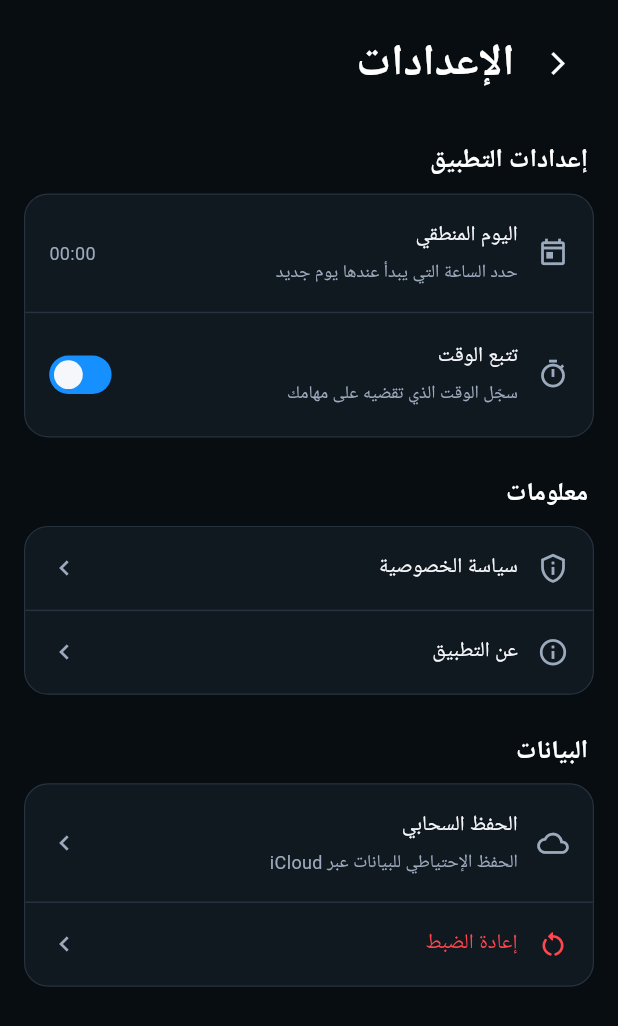
After one commit to ashrfras/najeez, a Flutter app: the screen it shows after launch, after a tap on the "settings" icon, on a phone screen of 412 x 824 dp. The commit adds this screen. Shown: the top 1026 px of the screen. Run offline on Flutter 3.47's test engine with Material 3 defaults, Android fonts, the phone set to English and light mode, and no system bars; our stand-ins replace package_info_plus, sqflite, sqflite_common_ffi_web; accounts and stored records are empty; Roboto replaces fonts that are missing (Plex Arabic).

Commit message:
Add smooth status bar fade to home, settings, and statistics screens

```diff
--- /dev/null
+++ b/lib/core/status_bar_fade.dart
@@ -0,0 +1,48 @@
+import 'package:flutter/material.dart';
+
+/// Lets a scroll view paint behind the status bar while fading into its backdrop.
+/// The child must include the top safe inset in its scrollable content padding.
+class StatusBarFade extends StatelessWidget {
+  const StatusBarFade({super.key, required this.child});
+
+  final Widget child;
+
+  @override
+  Widget build(BuildContext context) {
+    final topInset = MediaQuery.paddingOf(context).top;
+    final background = Theme.of(context).scaffoldBackgroundColor;
+    return SafeArea(
+      top: false,
+      bottom: false,
+      child: Stack(
+        fit: StackFit.expand,
+        children: [
+          child,
+          if (topInset > 0)
+            Positioned(
+              top: 0,
+              left: 0,
+              right: 0,
+              height: topInset,
+              child: IgnorePointer(
+                child: DecoratedBox(
+                  decoration: BoxDecoration(
+                    gradient: LinearGradient(
+                      begin: Alignment.topCenter,
+                      end: Alignment.bottomCenter,
+                      colors: [
+                        background,
+                        background,
+                        background.withValues(alpha: 0),
+                      ],
+                      stops: const [0, .35, 1],
+                    ),
+                  ),
+                ),
+              ),
+            ),
+        ],
+      ),
+    );
+  }
+}
--- a/lib/features/settings/presentation/settings_screen.dart
+++ b/lib/features/settings/presentation/settings_screen.dart
@@ -2,6 +2,7 @@ import 'package:flutter/cupertino.dart';
 import 'package:flutter/material.dart';
 import 'package:flutter/services.dart';
 import '../../../core/design.dart';
+import '../../../core/status_bar_fade.dart';
 import '../../tasks/domain/task_controller.dart';
 import 'app_info_screen.dart';
 import '../../backup/backup_scope.dart';
@@ -42,15 +43,14 @@ class SettingsScreen extends StatelessWidget {
     return AnimatedBuilder(
       animation: controller,
       builder: (context, _) => Scaffold(
-        body: SafeArea(
-          bottom: false,
+        body: StatusBarFade(
           child: Center(
             child: ConstrainedBox(
               constraints: const BoxConstraints(maxWidth: 540),
               child: ListView(
                 padding: EdgeInsets.fromLTRB(
                   16,
-                  18,
+                  18 + MediaQuery.paddingOf(context).top,
                   16,
                   28 + MediaQuery.paddingOf(context).bottom,
                 ),
--- a/lib/features/statistics/presentation/statistics_screen.dart
+++ b/lib/features/statistics/presentation/statistics_screen.dart
@@ -1,6 +1,7 @@
 import 'package:flutter/material.dart';
 import '../../../core/arabic_dates.dart';
 import '../../../core/design.dart';
+import '../../../core/status_bar_fade.dart';
 import '../../tasks/domain/task.dart';
 import '../../tasks/domain/task_controller.dart';
 import '../../tasks/presentation/task_widgets.dart';
@@ -77,15 +78,14 @@ class _StatisticsScreenState extends State<StatisticsScreen> {
 
   @override
   Widget build(BuildContext context) => Scaffold(
-    body: SafeArea(
-      bottom: false,
+    body: StatusBarFade(
       child: Center(
         child: ConstrainedBox(
           constraints: const BoxConstraints(maxWidth: 540),
           child: ListView.builder(
             padding: EdgeInsets.fromLTRB(
               16,
-              18,
+              18 + MediaQuery.paddingOf(context).top,
               16,
               28 + MediaQuery.paddingOf(context).bottom,
             ),
--- a/lib/features/tasks/presentation/home_screen.dart
+++ b/lib/features/tasks/presentation/home_screen.dart
@@ -4,6 +4,7 @@ import 'package:flutter/cupertino.dart';
 import 'package:flutter/material.dart';
 import '../../../core/arabic_dates.dart';
 import '../../../core/design.dart';
+import '../../../core/status_bar_fade.dart';
 import '../../statistics/presentation/statistics_screen.dart';
 import '../../settings/presentation/settings_screen.dart';
 import '../domain/task.dart';
@@ -629,8 +630,7 @@ class _HomeScreenState extends State<HomeScreen> with WidgetsBindingObserver {
     );
 
     return Scaffold(
-      body: SafeArea(
-        bottom: false,
+      body: StatusBarFade(
         child: Center(
           child: ConstrainedBox(
             constraints: const BoxConstraints(maxWidth: 540),
@@ -640,7 +640,7 @@ class _HomeScreenState extends State<HomeScreen> with WidgetsBindingObserver {
                   // Keep gesture clearance inside the scrollable viewport.
                   padding: EdgeInsets.fromLTRB(
                     16,
-                    12,
+                    12 + MediaQuery.paddingOf(context).top,
                     16,
                     28 + MediaQuery.paddingOf(context).bottom,
                   ),
--- a/pubspec.yaml
+++ b/pubspec.yaml
@@ -1,7 +1,7 @@
 name: baqi
 description: A quiet, local-first Arabic task app.
 publish_to: 'none'
-version: 1.0.0+33
+version: 1.0.0+34
 
 environment:
   sdk: ^3.12.2
```
Also changed, not shown: 3 other files.
